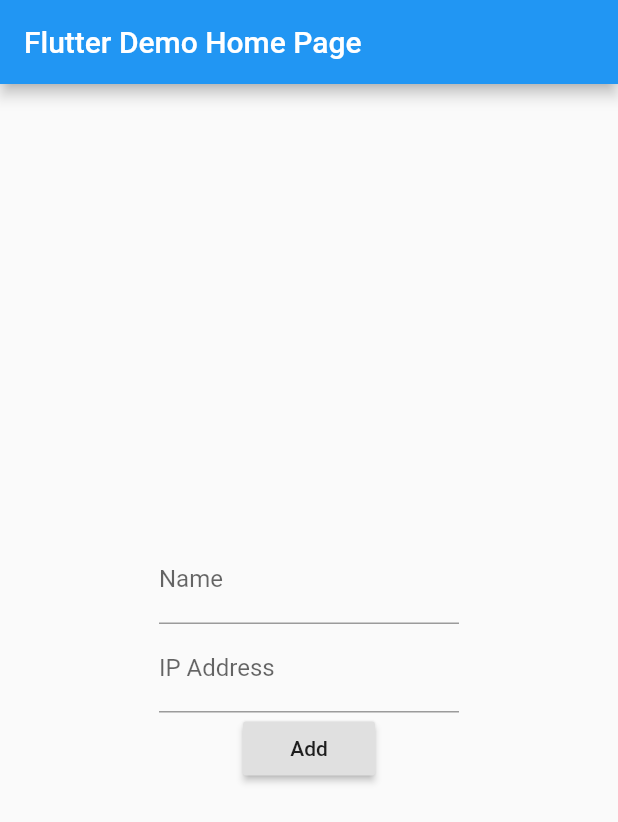
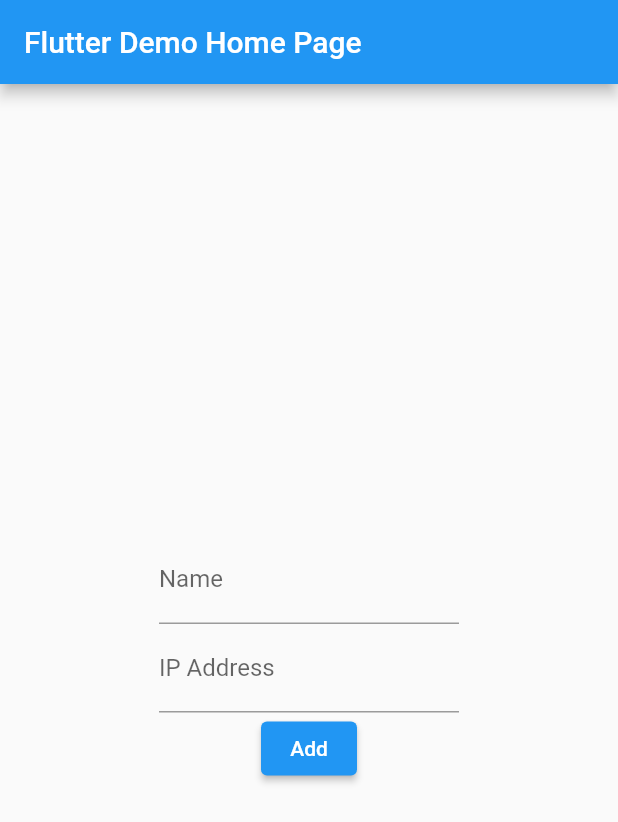
Before and after one commit to gjf2a/text_messenger, a Flutter app: the screen it shows after launch, after a tap on "Add Friend", on a phone screen of 412 x 824 dp. Shown: the top 822 px of the screen. Run offline on Flutter 3.47's test engine with Material 2 defaults, Android fonts, the phone set to English and light mode, and no system bars.

Commit message:
Eliminated deprecated code.

```diff
--- a/lib/main.dart
+++ b/lib/main.dart
@@ -79,7 +79,7 @@ class _MyHomePageState extends State<MyHomePage> {
   // From https://medium.com/@boldijar.paul/comboboxes-in-flutter-cabc9178cc95
   List<DropdownMenuItem<String>> makeFriendList() {
     print("making friend list");
-    List<DropdownMenuItem<String>> items = new List();
+    List<DropdownMenuItem<String>> items = [];
     for (String friend in _friends) {
       items.add(DropdownMenuItem(value: friend, child: Text(friend)));
     }
@@ -131,7 +131,7 @@ class _MyHomePageState extends State<MyHomePage> {
           items: _friendList,
           onChanged: updateFriendList,
         ),
-        RaisedButton(child: Text("Add Friend"), onPressed: addFriend,),
+        ElevatedButton(child: Text("Add Friend"), onPressed: addFriend,),
         historyBox(),
         makeActionText(200, "Send to $_currentFriend", _sendController, send),
       ],
@@ -144,7 +144,7 @@ class _MyHomePageState extends State<MyHomePage> {
       children: <Widget> [
         makeTextEntry(200, "Name", _nameController),
         makeTextEntry(200, "IP Address", _ipController),
-        RaisedButton(child: Text("Add"), onPressed: addNew),
+        ElevatedButton(child: Text("Add"), onPressed: addNew),
       ],
     );
   }
```
